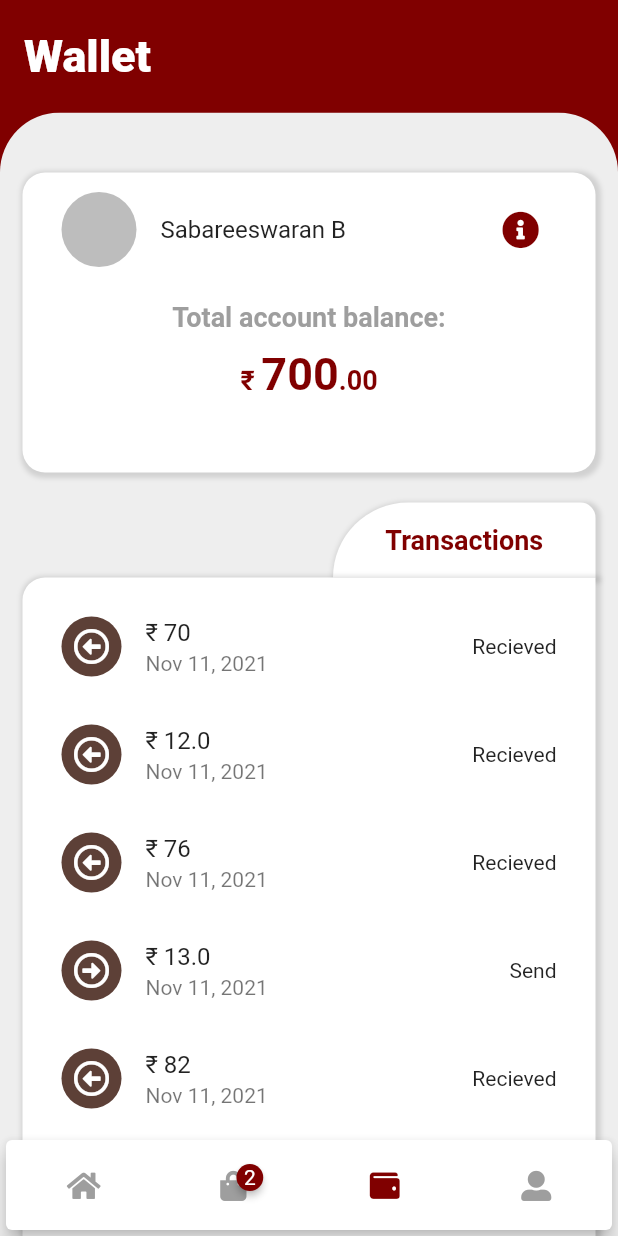
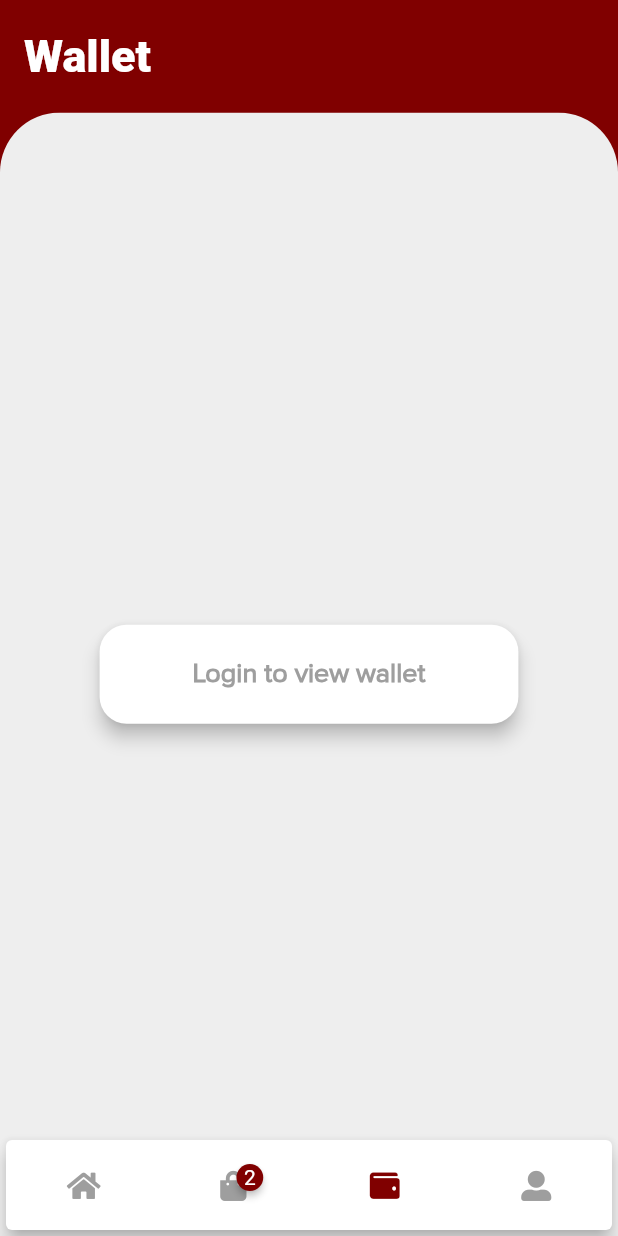
Before and after one commit to Bharath-M1/foodie, a Flutter app: the screen it shows after launch, item 3 of the bottom bar chosen, on a phone screen of 412 x 824 dp. Run offline on Flutter 3.47's test engine with Material 2 defaults, Android fonts, the phone set to English and light mode, and no system bars; drawn by our look-alikes of badges; our stand-ins replace cached_network_image, fluttertoast, font_awesome_flutter, form_field_validator, shared_preferences; network calls fail.

Commit message:
wallet guest user conditions

```diff
--- a/mobile/lib/screens/Wallet.dart
+++ b/mobile/lib/screens/Wallet.dart
@@ -1,6 +1,9 @@
 import 'package:flutter/material.dart';
 import 'package:font_awesome_flutter/font_awesome_flutter.dart';
 import 'package:foodie/utils/const.dart';
+import 'package:foodie/utils/storage_manager.dart';
+
+import 'Login.dart';
 
 class WalletScreen extends StatefulWidget {
   const WalletScreen({Key? key}) : super(key: key);
@@ -12,8 +15,10 @@ class WalletScreen extends StatefulWidget {
 class _WalletScreenState extends State<WalletScreen> {
   ScrollController _scrollController = ScrollController();
   bool showbacktotop = false;
+  String? isLogin;
   @override
   void initState() {
+    isLogedin();
     _scrollController.addListener(() {
       if (_scrollController.offset > 250) {
         setState(() {
@@ -26,6 +31,10 @@ class _WalletScreenState extends State<WalletScreen> {
       }
     });
     super.initState();
+  }
+
+  isLogedin() async {
+    isLogin = await StorageManager.readData('token');
   }
 
   @override
@@ -66,7 +75,46 @@ class _WalletScreenState extends State<WalletScreen> {
             topLeft: Radius.circular(40),
             topRight: Radius.circular(40),
           ),
-          child: Stack(
+          child: isLogin == null
+              ? Center(
+                  child: ElevatedButton(
+                    style: ButtonStyle(
+                      backgroundColor: MaterialStateColor.resolveWith(
+                          (states) => solidWhite),
+                      elevation:
+                          MaterialStateProperty.resolveWith((states) => 5.0),
+                      shape: MaterialStateProperty.all<RoundedRectangleBorder>(
+                        RoundedRectangleBorder(
+                          borderRadius: BorderRadius.circular(18.0),
+                        ),
+                      ),
+                    ),
+                    onPressed: () {
+                      Navigator.of(context).pushAndRemoveUntil(
+                        MaterialPageRoute(
+                          builder: (builder) => LoginPage(),
+                        ),
+                        (route) => false,
+                      );
+                    },
+                    child: Container(
+                      alignment: Alignment.center,
+                      height: MediaQuery.of(context).size.height * 0.08,
+                      width: MediaQuery.of(context).size.width * 0.6,
+                      padding: EdgeInsets.all(10),
+                      child: Text(
+                        "Login to view wallet",
+                        style: TextStyle(
+                          color: solidGrey,
+                          fontSize: 18,
+                          fontWeight: FontWeight.bold,
+                          fontFamily: "proximanova",
+                        ),
+                      ),
+                    ),
+                  ),
+                )
+              : Stack(
                   children: [
                     ListView(
                       controller: _scrollController,
@@ -237,14 +285,18 @@ class _WalletScreenState extends State<WalletScreen> {
                                   leading: CircleAvatar(
                                     radius: 20,
                                     child: Icon(
-                                collatzConjecture(index + 23).toInt().isEven
+                                      collatzConjecture(index + 23)
+                                              .toInt()
+                                              .isEven
                                           ? FontAwesomeIcons.arrowAltCircleLeft
-                                    : FontAwesomeIcons.arrowAltCircleRight,
+                                          : FontAwesomeIcons
+                                              .arrowAltCircleRight,
                                       color: solidWhite,
                                     ),
                                   ),
-                            trailing: Text(
-                                collatzConjecture(index + 23).toInt().isEven
+                                  trailing: Text(collatzConjecture(index + 23)
+                                          .toInt()
+                                          .isEven
                                       ? "Recieved"
                                       : "Send"),
                                 ),
```
Lines whose indentation alone changed are shown as unchanged.
